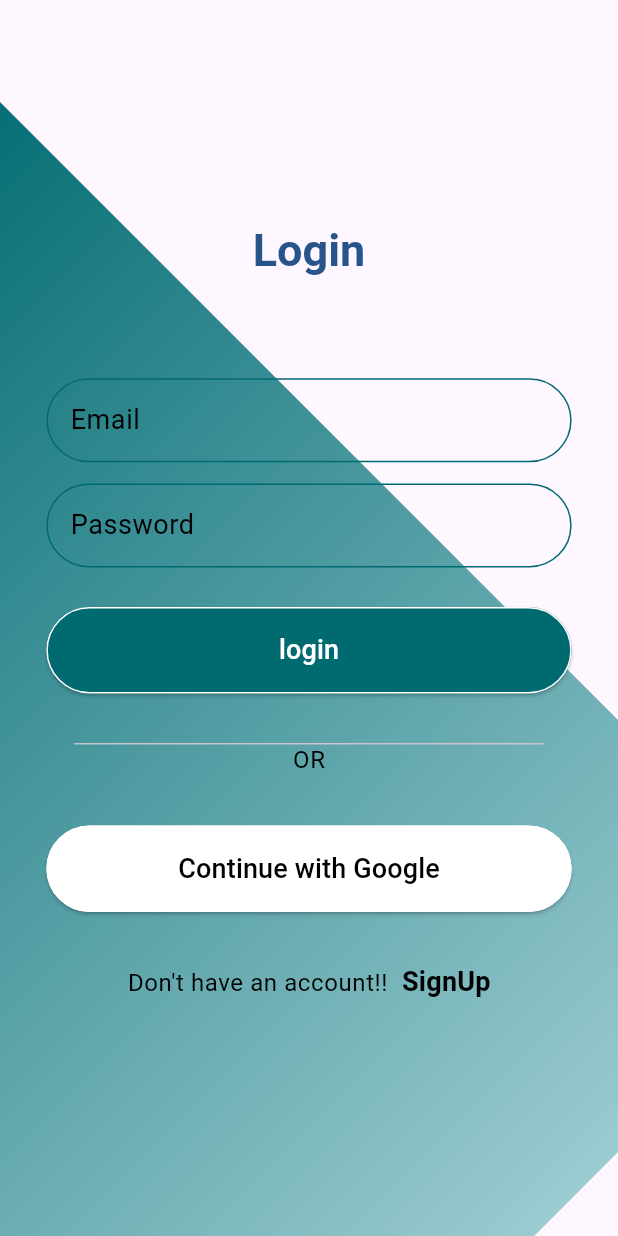
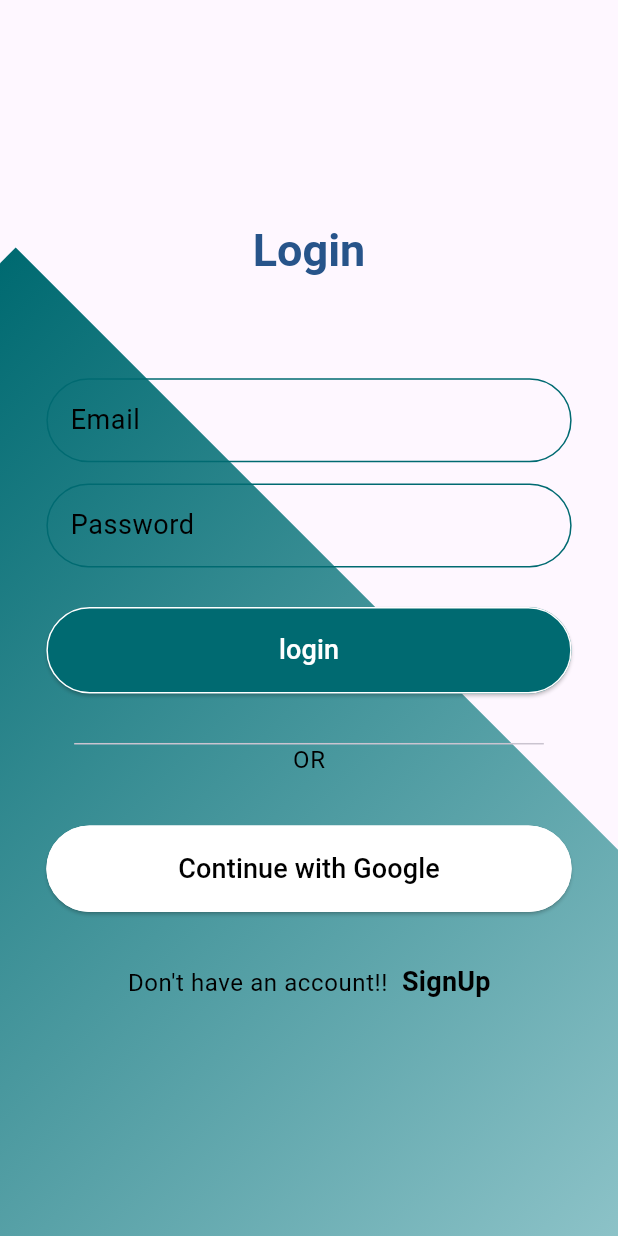
Before and after one commit to KartheekValigonda/Airbound, a Flutter app: the screen it shows after launch, after a tap on "I already have an account", on a phone screen of 412 x 824 dp. Run offline on Flutter 3.47's test engine with Material 3 defaults, Android fonts, the phone set to English and light mode, and no system bars; our stand-ins replace cloud_firestore, firebase_auth, firebase_core, firebase_storage, fl_chart, get and 2 more; accounts and stored records are empty.

Commit message:
updated all features

```diff
--- a/lib/Authentication/loginpage.dart
+++ b/lib/Authentication/loginpage.dart
@@ -33,8 +33,8 @@ class _LoginPageState extends State<LoginPage> {
         height: double.infinity,
         child: Stack(children: [
           Positioned(
-            top: verticalPadding * 0.25, // Adjust negative offset as needed
-            right: horizontalPadding * 0.1,
+            top: verticalPadding * 0.4, // Adjust negative offset as needed
+            right: horizontalPadding * 0.01,
             child: Transform.rotate(
               angle: 45 * math.pi / 180, // 45 degree rotation
               child: Container(
--- a/lib/openingpg.dart
+++ b/lib/openingpg.dart
@@ -14,62 +14,54 @@ class OpeningPg extends StatefulWidget {
 class _OpeningPgState extends State<OpeningPg> {
   @override
   Widget build(BuildContext context) {
-    final horizontalPadding = MediaQuery.of(context).size.width ;
+    final horizontalPadding = MediaQuery.of(context).size.width;
     final verticalPadding = MediaQuery.of(context).size.height;
-    return  Scaffold(
-      body: Padding(
-        padding: EdgeInsets.only(
-            top: verticalPadding*0.3,
-            bottom: verticalPadding*0.2,
-            left:horizontalPadding*0.07,
-            right:horizontalPadding*0.07),
+    return Scaffold(
+      body: SizedBox(
+        height: double.infinity,
         child: Stack(
-          children:[
-            Positioned(
-              top: 10,
-              right: 50,
+          children: [
+            // Container with gradient background
+            Center(
               child: Container(
-                width: 50,
-                height: 50,
-                decoration: BoxDecoration(
-                  image: const DecorationImage(
-                    image: AssetImage('assets/images/logo.jpg'),
-                    fit: BoxFit.cover,
-                  ),
-                  borderRadius: BorderRadius.circular(32), // Optional: Rounded corners
-                ),
-              ),
-            ),
-
-            Container(
+                height: verticalPadding*0.6,
+                width: horizontalPadding*0.9,
                 decoration: BoxDecoration(
                   gradient: LinearGradient(
                     colors: [Pallete.gradient1, Pallete.gradient2],
                     begin: Alignment.topRight,
                     end: Alignment.bottomLeft,
                   ),
-                borderRadius: BorderRadius.circular(20), // Adjust the radius as needed
-              ),
-              child: Padding(
-                padding: EdgeInsets.symmetric(
-                    horizontal:horizontalPadding*0.03,
-                    vertical: verticalPadding*0.04
+                  borderRadius: BorderRadius.circular(20),
                 ),
                 child: Column(
                   children: [
-                  const Text("Welcome to a  healthier life.", textAlign: TextAlign.center,style: TextStyle(fontSize: 32, fontWeight:FontWeight.w500),),
-                  Text("Start your journey towards freedom from smoking and regain more time and health",textAlign: TextAlign.center,style: Theme.of(context).textTheme.bodySmall),
-                  SizedBox(height: verticalPadding*0.06,),
+                    SizedBox(height: verticalPadding*0.1),
+                    const Text(
+                      "Welcome to a healthier life.",
+                      textAlign: TextAlign.center,
+                      style: TextStyle(fontSize: 32, fontWeight: FontWeight.w500),
+                    ),
+                    Text(
+                      "Start your journey towards freedom from smoking and regain more time and health",
+                      textAlign: TextAlign.center,
+                      style: Theme.of(context).textTheme.bodySmall
+                    ),
+                    SizedBox(height: verticalPadding*0.06),
                     commonButton(
-                    onNavigate: (){Navigator.push(context, MaterialPageRoute(builder: (context)=>const Info()));},
+                      onNavigate: () {
+                        Navigator.push(context, MaterialPageRoute(builder: (context) => const Info()));
+                      },
                       buttonName: "Let's get started!",
                       width: horizontalPadding*0.8,
                       height: verticalPadding*0.06,
                       clr: Pallete.bigCard
                     ),
-                  SizedBox(height: verticalPadding*0.02,),
+                    SizedBox(height: verticalPadding*0.02),
                     commonButton(
-                    onNavigate: (){Navigator.push(context, MaterialPageRoute(builder: (context)=>const LoginPage()));},
+                      onNavigate: () {
+                        Navigator.push(context, MaterialPageRoute(builder: (context) => const LoginPage()));
+                      },
                       buttonName: "I already have an account",
                       width: horizontalPadding*0.8,
                       height: verticalPadding*0.06,
@@ -79,7 +71,35 @@ class _OpeningPgState extends State<OpeningPg> {
                 ),
               ),
             ),
-          ]
+
+            // Logo positioned above the container
+            Positioned(
+              top: verticalPadding * 0.12,
+              left: 0,
+              right: 0,
+              child: Center(
+                child: Container(
+                  width: horizontalPadding * 0.35,
+                  height: horizontalPadding * 0.35,
+                  decoration: BoxDecoration(
+                    image: const DecorationImage(
+                      image: AssetImage('assets/images/logo.jpg'),
+                      fit: BoxFit.cover,
+                    ),
+                    borderRadius: BorderRadius.circular(26),
+                    boxShadow: [
+                      BoxShadow(
+                        color: Colors.black.withOpacity(0.2),
+                        spreadRadius: 2,
+                        blurRadius: 5,
+                        offset: const Offset(0, 3),
+                      ),
+                    ],
+                  ),
+                ),
+              ),
+            ),
+          ],
         ),
       ),
     );
```
Also changed, not shown: 4 other files. Lines whose indentation alone changed are shown as unchanged.
